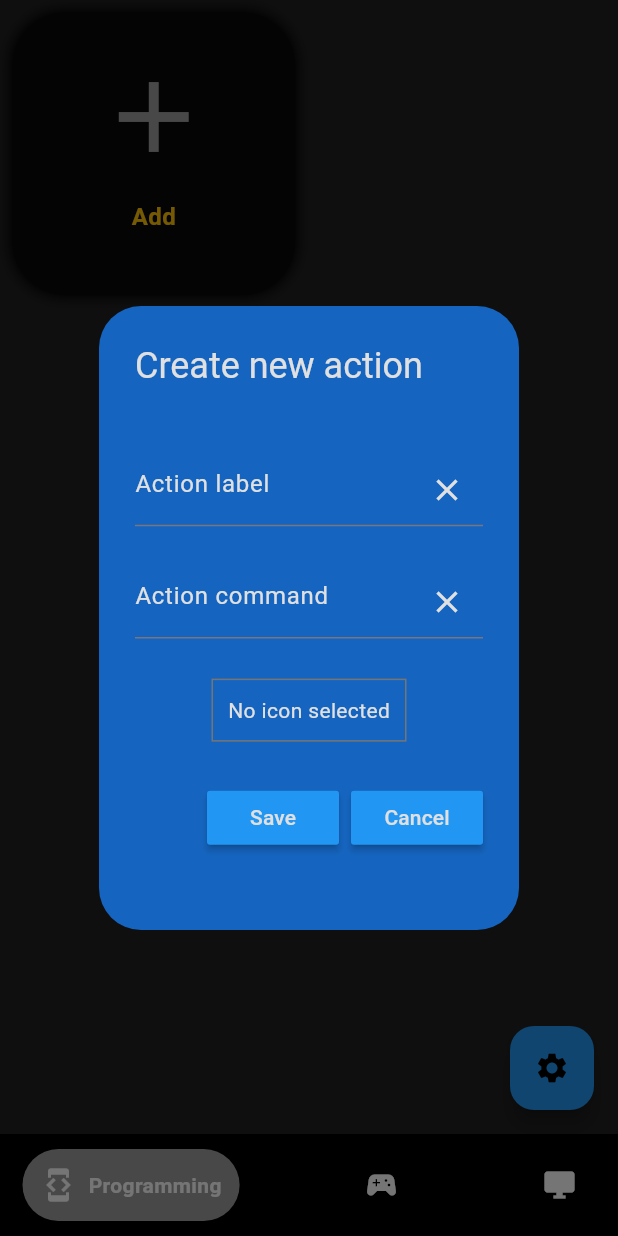
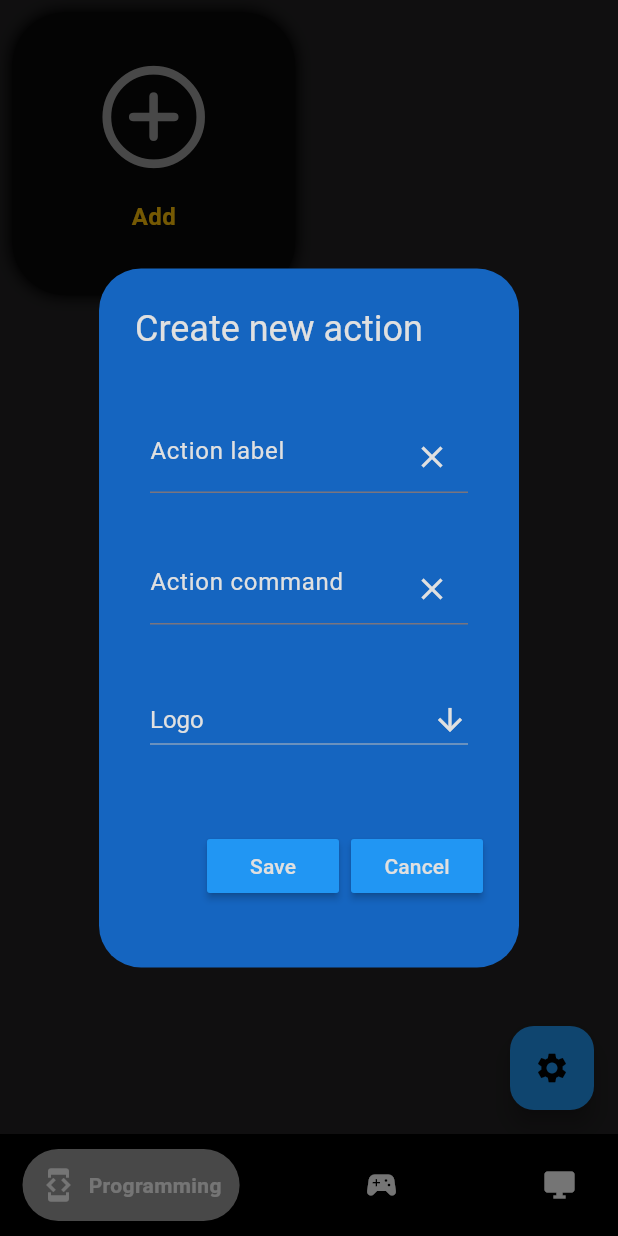
Before and after one commit to komura92/ninja_macropad_flutter, a Flutter app: the screen it shows after launch, after a tap on "Add", on a phone screen of 412 x 824 dp. Run offline on Flutter 3.47's test engine with Material 3 defaults, Android fonts, the phone set to English and light mode, and no system bars; drawn by our look-alikes of google_nav_bar, reorderable_grid_view; our stand-ins replace hive_flutter, image_picker; missing offline and left inert: flutter_iconpicker; accounts and stored records are empty.

Commit message:
[MP-AM-F-09] # image picker

```diff
--- a/lib/widgets/tabs/popups/action_form_dialog.dart
+++ b/lib/widgets/tabs/popups/action_form_dialog.dart
@@ -1,9 +1,11 @@
+import 'dart:io';
+
 import 'package:flutter/material.dart';
 import 'package:flutter_iconpicker/flutter_iconpicker.dart';
 
 import 'package:flutter_ninja_macropad/widgets/settings/dialog_button.dart';
+import 'package:image_picker/image_picker.dart';
 import '../../../data/model/action_panel.dart';
-
 
 class ActionFormDialog extends StatefulWidget {
   final Function(ActionPanel action) actionSave;
@@ -17,28 +19,45 @@ class ActionFormDialog extends StatefulWidget {
 }
 
 class _ActionFormDialogState extends State<ActionFormDialog> {
+  static const MODES = ['Image', 'Icon'];
   final actionNameController = TextEditingController(text: '');
   final actionCommandController = TextEditingController(text: '');
+  final ImagePicker imagePicker = ImagePicker();
   IconData? _icon;
   String? actionLabel;
   String? actionCommand;
+  String? logoMode;
+  String? _selectedImage;
 
-  openIconPicker() async {
+  _openIconPicker() async {
     IconData? icon = await FlutterIconPicker.showIconPicker(context,
         iconPackModes: [IconPack.cupertino], adaptiveDialog: true);
 
     if (icon != null) {
-      // _icon = icon;
       setState(() {
         _icon = icon;
       });
     }
   }
 
+  Future<String?> _pickImageFromGallery() async {
+    final image = await imagePicker.pickImage(source: ImageSource.gallery);
+    return Future.value(image?.path);
+  }
+
   @override
   Widget build(BuildContext context) {
+    if (logoMode == null && widget.initialAction?.actionIcon is Icon) {
+      logoMode = MODES[1];
+    } else if (logoMode == null && widget.initialAction?.actionIcon is Image) {
+      logoMode = MODES[0];
+    }
+
     _icon ??= widget.initialAction?.actionIcon is Icon
         ? (widget.initialAction?.actionIcon as Icon).icon
+        : null;
+    _selectedImage ??= widget.initialAction?.actionIcon is Image
+        ? ((widget.initialAction?.actionIcon as Image).image as FileImage).file.path
         : null;
     var actionName = widget.initialAction?.actionName;
     if (actionName != null && actionNameController.text.isEmpty) {
@@ -54,17 +73,23 @@ class _ActionFormDialogState extends State<ActionFormDialog> {
         style: TextStyle(color: Colors.grey.shade300),
       ),
       backgroundColor: Colors.blue.shade800,
-      content: SizedBox(
-        height: 320,
+      content: SingleChildScrollView(
+        child: SizedBox(
+          height: 370,
           child: Column(
             mainAxisAlignment: MainAxisAlignment.spaceEvenly,
             children: [
-            TextField(
+              Padding(
+                  padding: const EdgeInsets.all(10),
+                  child: TextField(
                     controller: actionNameController,
                     cursorColor: Colors.grey.shade300,
                     style: TextStyle(color: Colors.grey.shade300),
                     decoration: InputDecoration(
-                hintStyle: TextStyle(color: Colors.grey.shade300),
+                      hintStyle: TextStyle(
+                          color: Colors.grey.shade300,
+                          fontSize: 16,
+                          fontWeight: FontWeight.normal),
                       hintText: "Action label",
                       suffixIcon: IconButton(
                         onPressed: actionNameController.clear,
@@ -74,13 +99,18 @@ class _ActionFormDialogState extends State<ActionFormDialog> {
                         ),
                       ),
                     ),
-            ),
-            TextField(
+                  )),
+              Padding(
+                  padding: const EdgeInsets.all(10),
+                  child: TextField(
                     controller: actionCommandController,
                     cursorColor: Colors.grey.shade300,
                     style: TextStyle(color: Colors.grey.shade300),
                     decoration: InputDecoration(
-                hintStyle: TextStyle(color: Colors.grey.shade300),
+                      hintStyle: TextStyle(
+                          color: Colors.grey.shade300,
+                          fontSize: 16,
+                          fontWeight: FontWeight.normal),
                       hintText: "Action command",
                       suffixIcon: IconButton(
                         onPressed: actionCommandController.clear,
@@ -90,11 +120,85 @@ class _ActionFormDialogState extends State<ActionFormDialog> {
                         ),
                       ),
                     ),
+                  )),
+              Padding(
+                padding: const EdgeInsets.all(10),
+                child: DropdownButton<String>(
+                  isExpanded: true,
+                  dropdownColor: Colors.grey.shade800,
+                  hint: Text(
+                    'Logo',
+                    style: TextStyle(
+                        color: Colors.grey.shade300,
+                        fontSize: 16,
+                        fontWeight: FontWeight.normal),
                   ),
-            Ink(
+                  value: logoMode,
+                  icon: Icon(Icons.arrow_downward, color: Colors.grey.shade300),
+                  elevation: 16,
+                  style: TextStyle(color: Colors.grey.shade300),
+                  onChanged: (String? value) {
+                    setState(() {
+                      print(value);
+                      logoMode = value;
+                    });
+                  },
+                  items: MODES.map<DropdownMenuItem<String>>((String value) {
+                    return DropdownMenuItem<String>(
+                      value: value,
+                      child: Text(value),
+                    );
+                  }).toList(),
+                ),
+              ),
+              Container(
+                child: logoMode == null ? null : getPickerForSelectedOption(),
+              ),
+              Row(
+                mainAxisAlignment: MainAxisAlignment.end,
+                children: [
+                  DialogButton(text: "Save", onPressed: onSave),
+                  const SizedBox(width: 8),
+                  DialogButton(text: "Cancel", onPressed: onCancel)
+                ],
+              ),
+            ],
+          ),
+        ),
+      ),
+    );
+  }
+
+  Ink getPickerForSelectedOption() {
+    return logoMode == MODES[0]
+        ? Ink(
       child: InkWell(
         onTap: () {
-                  openIconPicker();
+          _pickImageFromGallery().then((imagePath) {
+            if (imagePath != null) {
+              setState(() {
+                this._selectedImage = imagePath;
+              });
+            }
+          });
+        },
+        child: Container(
+          padding: const EdgeInsets.all(10.0),
+          decoration: BoxDecoration(
+              border: Border.all(color: Colors.grey.shade600)),
+          child: _selectedImage != null
+              ? getImageByPath(_selectedImage!)
+              : Text(
+            'No image selected',
+            style: TextStyle(color: Colors.grey.shade300),
+          ),
+        ),
+      ),
+    )
+        : Ink(
+      child: InkWell(
+        onTap: () {
+          _openIconPicker();
         },
         child: Container(
           padding: const EdgeInsets.all(10.0),
@@ -111,19 +215,21 @@ class _ActionFormDialogState extends State<ActionFormDialog> {
           ),
         ),
       ),
-            ),
-            Row(
-              mainAxisAlignment: MainAxisAlignment.end,
-              children: [
-                DialogButton(text: "Save", onPressed: onSave),
-                const SizedBox(width: 8),
-                DialogButton(text: "Cancel", onPressed: onCancel)
-              ],
-            ),
-          ],
-        ),
-      ),
     );
+  }
+
+  Image getImageByPath(String _selectedImage) {
+    if (_selectedImage.startsWith('lib/assets/icons')) {
+      return Image.asset(
+        (_selectedImage),
+        height: 80,
+      );
+    } else {
+      return Image.file(
+        File(_selectedImage),
+        height: 30,
+      );
+    }
   }
 
   void onSave() {
@@ -142,11 +248,7 @@ class _ActionFormDialogState extends State<ActionFormDialog> {
   ActionPanel getNewActionPanel() {
     return ActionPanel(
         actionName: actionNameController.text,
-        actionIcon: Icon(
-          _icon,
-          color: Colors.grey.shade500,
-          size: 80,
-        ),
+        actionIcon: getIconByWizardState(),
         actionExecutor: actionCommandController.text);
   }
 
@@ -157,13 +259,22 @@ class _ActionFormDialogState extends State<ActionFormDialog> {
   void updateActualData() {
     widget.initialAction?.actionName = actionNameController.text;
     widget.initialAction?.actionExecutor = actionCommandController.text;
+    widget.initialAction?.actionIcon = getIconByWizardState();
+  }
 
-    if (_icon != null) {
-      widget.initialAction?.actionIcon = Icon(
+  Widget? getIconByWizardState() {
+    if (logoMode == MODES[1] && _icon != null) {
+      return Icon(
         _icon,
         color: Colors.grey.shade500,
         size: 80,
       );
     }
+
+    if (logoMode == MODES[0] && _selectedImage != null) {
+      return Image.file(File(_selectedImage!), height: 80,);
+    }
+
+    return null;
   }
 }
--- a/pubspec.yaml
+++ b/pubspec.yaml
@@ -36,6 +36,7 @@ dependencies:
   flutter_iconpicker: ^3.2.4
   popover: ^0.2.9
   reorderable_grid_view: ^2.2.8
+  image_picker: ^1.0.7
 
 
   # The following adds the Cupertino Icons font to your application.
```
Also changed, not shown: lib/data/db/menu_config_db.dart (+9 -5 lines), pubspec.lock, 1 other file. Lines whose indentation alone changed are shown as unchanged.
